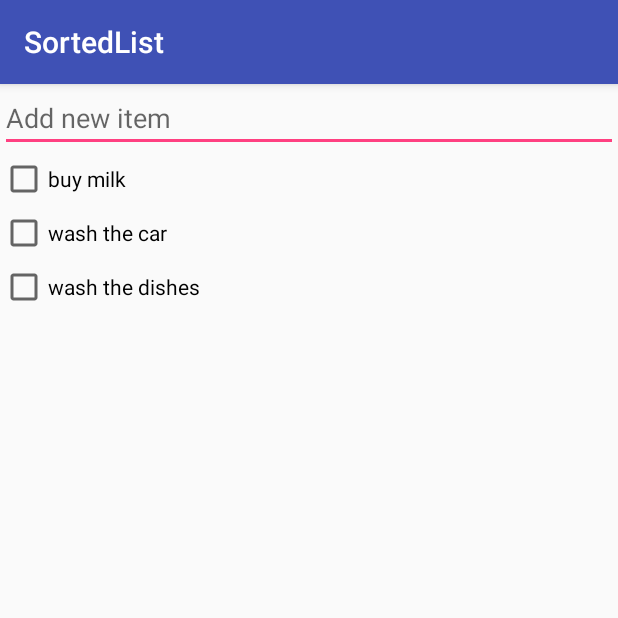
After one commit to goodev/RecyclerViewUtils, an Android app: the SortedListActivity screen opened directly, with no data from a screen before it, on a phone screen of 412 x 824 dp, the top half of it. The commit adds this screen. Run offline under Robolectric (Android 15) with nearby library versions, the phone set to English and light mode, and no system bars.

Commit message:
SortedList sample

```diff
--- /dev/null
+++ b/app/src/main/java/org/goodev/recyclerviewutils/SortedListActivity.java
@@ -0,0 +1,164 @@
+package org.goodev.recyclerviewutils;
+
+import android.os.Bundle;
+import android.support.v7.app.AppCompatActivity;
+import android.support.v7.util.SortedList;
+import android.support.v7.widget.LinearLayoutManager;
+import android.support.v7.widget.RecyclerView;
+import android.support.v7.widget.util.SortedListAdapterCallback;
+import android.view.KeyEvent;
+import android.view.LayoutInflater;
+import android.view.View;
+import android.view.ViewGroup;
+import android.view.inputmethod.EditorInfo;
+import android.widget.CheckBox;
+import android.widget.CompoundButton;
+import android.widget.EditText;
+import android.widget.TextView;
+
+public class SortedListActivity extends AppCompatActivity {
+
+    private RecyclerView mRecyclerView;
+    private LinearLayoutManager mLinearLayoutManager;
+    private SortedListAdapter mAdapter;
+
+    @Override
+    protected void onCreate(Bundle savedInstanceState) {
+        super.onCreate(savedInstanceState);
+        setContentView(R.layout.activity_sorted_list);
+        mRecyclerView = (RecyclerView) findViewById(R.id.recycler_view);
+        mRecyclerView.setHasFixedSize(true);
+        mLinearLayoutManager = new LinearLayoutManager(this);
+        mRecyclerView.setLayoutManager(mLinearLayoutManager);
+        mAdapter = new SortedListAdapter(getLayoutInflater(),
+                new Item("buy milk"), new Item("wash the car"),
+                new Item("wash the dishes"));
+        mRecyclerView.setAdapter(mAdapter);
+        mRecyclerView.setHasFixedSize(true);
+        final EditText newItemTextView = (EditText) findViewById(R.id.new_item_text_view);
+        newItemTextView.setOnEditorActionListener(new TextView.OnEditorActionListener() {
+            @Override
+            public boolean onEditorAction(TextView textView, int id, KeyEvent keyEvent) {
+                if (id == EditorInfo.IME_ACTION_DONE &&
+                        (keyEvent == null || keyEvent.getAction() == KeyEvent.ACTION_DOWN || keyEvent.getAction() == KeyEvent.KEYCODE_ENTER)) {
+                    final String text = textView.getText().toString().trim();
+                    if (text.length() > 0) {
+                        mAdapter.addItem(new Item(text));
+                    }
+                    textView.setText("");
+                    return true;
+                }
+                return false;
+            }
+        });
+    }
+
+    private static class SortedListAdapter extends RecyclerView.Adapter<TodoViewHolder> {
+        SortedList<Item> mData;
+        final LayoutInflater mLayoutInflater;
+
+        public SortedListAdapter(LayoutInflater layoutInflater, Item... items) {
+            mLayoutInflater = layoutInflater;
+            mData = new SortedList<Item>(Item.class, new SortedListAdapterCallback<Item>(this) {
+                @Override
+                public int compare(Item t0, Item t1) {
+                    if (t0.mIsDone != t1.mIsDone) {
+                        return t0.mIsDone ? 1 : -1;
+                    }
+                    int txtComp = t0.mText.compareTo(t1.mText);
+                    if (txtComp != 0) {
+                        return txtComp;
+                    }
+                    if (t0.id < t1.id) {
+                        return -1;
+                    } else if (t0.id > t1.id) {
+                        return 1;
+                    }
+                    return 0;
+                }
+
+                @Override
+                public boolean areContentsTheSame(Item oldItem,
+                        Item newItem) {
+                    return oldItem.mText.equals(newItem.mText);
+                }
+
+                @Override
+                public boolean areItemsTheSame(Item item1, Item item2) {
+                    return item1.id == item2.id;
+                }
+            });
+            for (Item item : items) {
+                mData.add(item);
+            }
+        }
+
+        public void addItem(Item item) {
+            mData.add(item);
+        }
+
+        @Override
+        public TodoViewHolder onCreateViewHolder(final ViewGroup parent, int viewType) {
+            return new TodoViewHolder(
+                    mLayoutInflater.inflate(R.layout.sorted_list_item_view, parent, false)) {
+                @Override
+                void onDoneChanged(boolean isDone) {
+                    int adapterPosition = getAdapterPosition();
+                    if (adapterPosition == RecyclerView.NO_POSITION) {
+                        return;
+                    }
+                    mBoundItem.mIsDone = isDone;
+                    mData.recalculatePositionOfItemAt(adapterPosition);
+                }
+            };
+        }
+
+        @Override
+        public void onBindViewHolder(TodoViewHolder holder, int position) {
+            holder.bindTo(mData.get(position));
+        }
+
+        @Override
+        public int getItemCount() {
+            return mData.size();
+        }
+    }
+
+    abstract private static class TodoViewHolder extends RecyclerView.ViewHolder {
+        final CheckBox mCheckBox;
+        Item mBoundItem;
+
+        public TodoViewHolder(View itemView) {
+            super(itemView);
+            mCheckBox = (CheckBox) itemView;
+            mCheckBox.setOnCheckedChangeListener(new CompoundButton.OnCheckedChangeListener() {
+                @Override
+                public void onCheckedChanged(CompoundButton buttonView, boolean isChecked) {
+                    if (mBoundItem != null && isChecked != mBoundItem.mIsDone) {
+                        onDoneChanged(isChecked);
+                    }
+                }
+            });
+        }
+
+        public void bindTo(Item item) {
+            mBoundItem = item;
+            mCheckBox.setText(item.mText);
+            mCheckBox.setChecked(item.mIsDone);
+        }
+
+        abstract void onDoneChanged(boolean isChecked);
+    }
+
+    private static class Item {
+        String mText;
+        boolean mIsDone = false;
+        final public int id;
+        private static int idCounter = 0;
+
+        public Item(String text) {
+            id = idCounter++;
+            this.mText = text;
+        }
+    }
+}
--- /dev/null
+++ b/app/src/main/res/layout/activity_sorted_list.xml
@@ -0,0 +1,21 @@
+<?xml version="1.0" encoding="utf-8"?>
+<LinearLayout xmlns:android="http://schemas.android.com/apk/res/android"
+              android:layout_width="match_parent"
+              android:layout_height="match_parent"
+              android:orientation="vertical">
+
+    <EditText
+        android:id="@+id/new_item_text_view"
+        android:layout_width="match_parent"
+        android:layout_height="wrap_content"
+        android:hint="@string/add_new_item"
+        android:imeOptions="actionDone"
+        android:minHeight="36dp"
+        android:singleLine="true"
+        />
+
+    <android.support.v7.widget.RecyclerView
+        android:id="@+id/recycler_view"
+        android:layout_width="match_parent"
+        android:layout_height="match_parent"/>
+</LinearLayout>
--- /dev/null
+++ b/app/src/main/res/layout/sorted_list_item_view.xml
@@ -0,0 +1,6 @@
+<?xml version="1.0" encoding="utf-8"?>
+<CheckBox xmlns:android="http://schemas.android.com/apk/res/android"
+          android:minHeight="36dp"
+          android:layout_width="match_parent"
+          android:layout_height="wrap_content">
+</CheckBox>
--- a/app/src/main/res/values/strings.xml
+++ b/app/src/main/res/values/strings.xml
@@ -2,4 +2,7 @@
     <string name="app_name">RecyclerViewUtils</string>
     <string name="loading">loading</string>
     <string name="unknown">unknown</string>
+    <string name="add_new_item">Add new item</string>
+    <string name="async_list_util">AsyncListUtil</string>
+    <string name="sorted_list">SortedList</string>
 </resources>
```
Also changed, not shown: app/src/main/AndroidManifest.xml (+16 -3 lines).
